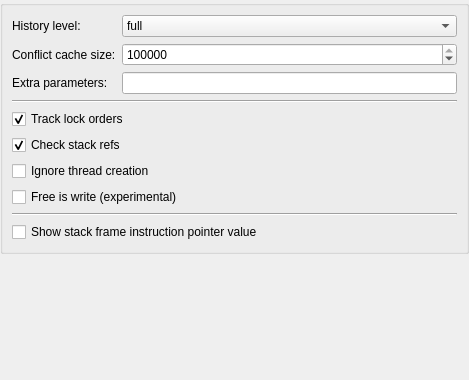
The window that tools/helgrind/configpage.ui (KDE/kdev-valgrind) describes before a commit, drawn with Qt 5.
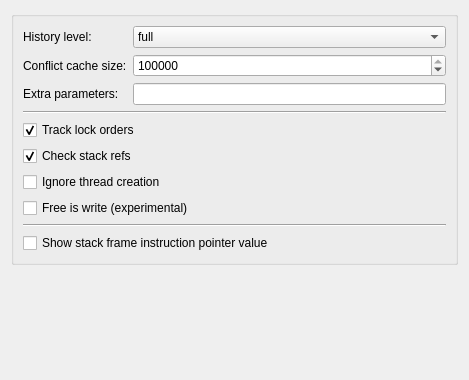
The same window after the commit.

Diff of the .ui file:
```diff
--- a/tools/helgrind/configpage.ui
+++ b/tools/helgrind/configpage.ui
@@ -11,18 +11,6 @@
    </rect>
   </property>
   <layout class="QVBoxLayout" name="verticalLayout">
-   <property name="leftMargin">
-    <number>0</number>
-   </property>
-   <property name="topMargin">
-    <number>0</number>
-   </property>
-   <property name="rightMargin">
-    <number>0</number>
-   </property>
-   <property name="bottomMargin">
-    <number>0</number>
-   </property>
    <item>
     <widget class="QGroupBox" name="groupBox">
      <property name="title">
@@ -40,12 +28,6 @@
         </item>
         <item row="0" column="1">
          <widget class="QComboBox" name="historyLevel">
-          <property name="sizePolicy">
-           <sizepolicy hsizetype="Expanding" vsizetype="Fixed">
-            <horstretch>0</horstretch>
-            <verstretch>0</verstretch>
-           </sizepolicy>
-          </property>
           <property name="toolTip">
            <string>&lt;html&gt;&lt;head/&gt;&lt;body&gt;&lt;p&gt;&lt;span style=&quot; font-family:'Monospace'; font-weight:600; font-style:italic;&quot;&gt;--history-level=full&lt;/span&gt; (the default) causes Helgrind collects enough information about &amp;quot;old&amp;quot; accesses that it can produce two stack traces in a race report -- both the stack trace for the current access, and the trace for the older, conflicting access. To limit memory usage, &amp;quot;old&amp;quot; accesses stack traces are limited to a maximum of 8 entries, even if &lt;span style=&quot; font-family:'Monospace'; font-weight:600; font-style:italic;&quot;&gt;--num-callers&lt;/span&gt; value is bigger.&lt;/p&gt;&lt;p&gt;Collecting such information is expensive in both speed and memory, particularly for programs that do many inter-thread synchronization events (locks, unlocks, etc). Without such information, it is more difficult to track down the root causes of races. Nonetheless, you may not need it in situations where you just want to check for the presence or absence of races, for example, when doing regression testing of a previously race-free program.&lt;/p&gt;&lt;p&gt;&lt;span style=&quot; font-family:'Monospace'; font-weight:600; font-style:italic;&quot;&gt;--history-level=none&lt;/span&gt; is the opposite extreme. It causes Helgrind not to collect any information about previous accesses. This can be dramatically faster than &lt;span style=&quot; font-family:'Monospace'; font-weight:600; font-style:italic;&quot;&gt;--history-level=full&lt;/span&gt;.&lt;/p&gt;&lt;p&gt;&lt;span style=&quot; font-family:'Monospace'; font-weight:600; font-style:italic;&quot;&gt;--history-level=approx&lt;/span&gt; provides a compromise between these two extremes. It causes Helgrind to show a full trace for the later access, and approximate information regarding the earlier access. This approximate information consists of two stacks, and the earlier access is guaranteed to have occurred somewhere between program points denoted by the two stacks. This is not as useful as showing the exact stack for the previous access (as &lt;span style=&quot; font-family:'Monospace'; font-weight:600; font-style:italic;&quot;&gt;--history-level=full&lt;/span&gt; does), but it is better than nothing, and it is almost as fast as &lt;span style=&quot; font-family:'Monospace'; font-weight:600; font-style:italic;&quot;&gt;--history-level=none&lt;/span&gt;.&lt;/p&gt;&lt;/body&gt;&lt;/html&gt;</string>
           </property>
@@ -78,12 +60,6 @@
         </item>
         <item row="1" column="1">
          <widget class="QSpinBox" name="conflictCacheSize">
-          <property name="sizePolicy">
-           <sizepolicy hsizetype="Expanding" vsizetype="Fixed">
-            <horstretch>0</horstretch>
-            <verstretch>0</verstretch>
-           </sizepolicy>
-          </property>
           <property name="toolTip">
            <string>&lt;html&gt;&lt;head/&gt;&lt;body&gt;&lt;p&gt;This flag only has any effect at &lt;span style=&quot; font-family:'Monospace'; font-weight:600; font-style:italic;&quot;&gt;--history-level=full&lt;/span&gt;.&lt;/p&gt;&lt;p&gt;Information about &amp;quot;old&amp;quot; conflicting accesses is stored in a cache of limited size, with LRU-style management. This is necessary because it isn't practical to store a stack trace for every single memory access made by the program. Historical information on not recently accessed locations is periodically discarded, to free up space in the cache.&lt;/p&gt;&lt;p&gt;This option controls the size of the cache, in terms of the number of different memory addresses for which conflicting access information is stored. If you find that Helgrind is showing race errors with only one stack instead of the expected two stacks, try increasing this value.&lt;/p&gt;&lt;p&gt;The minimum value is 10,000 and the maximum is 30,000,000 (thirty times the default value). Increasing the value by 1 increases Helgrind's memory requirement by very roughly 100 bytes, so the maximum value will easily eat up three extra gigabytes or so of memory.&lt;/p&gt;&lt;/body&gt;&lt;/html&gt;</string>
           </property>
```
Left out of the diff: 3 changed lines with no effect on the pictures.
